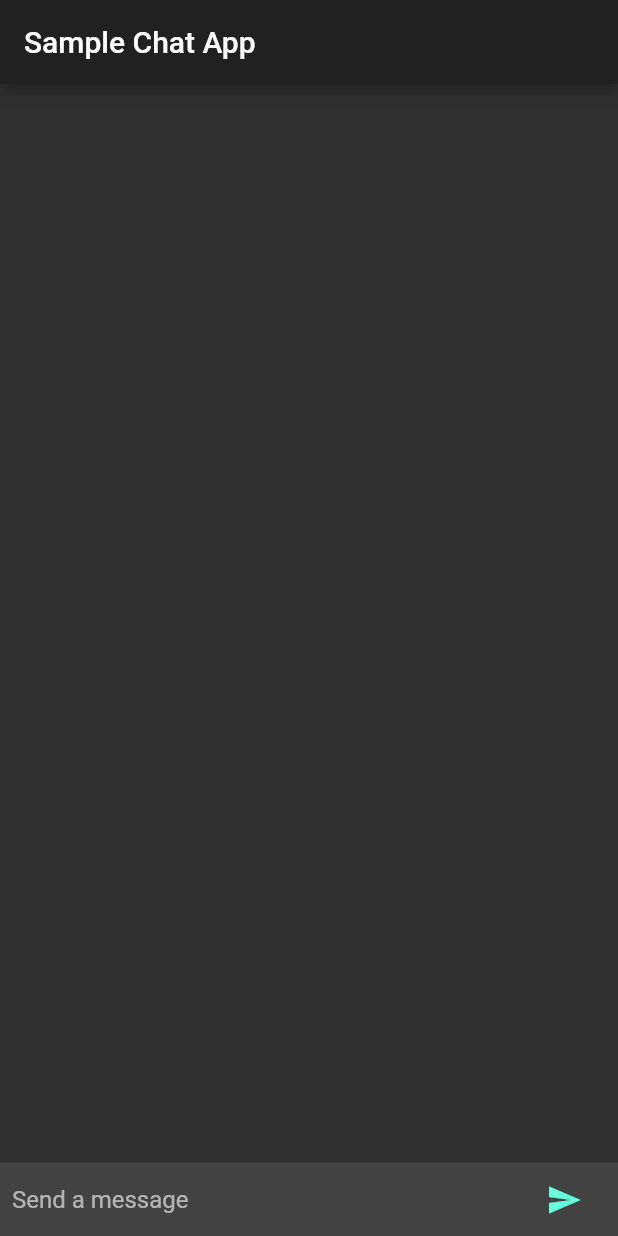
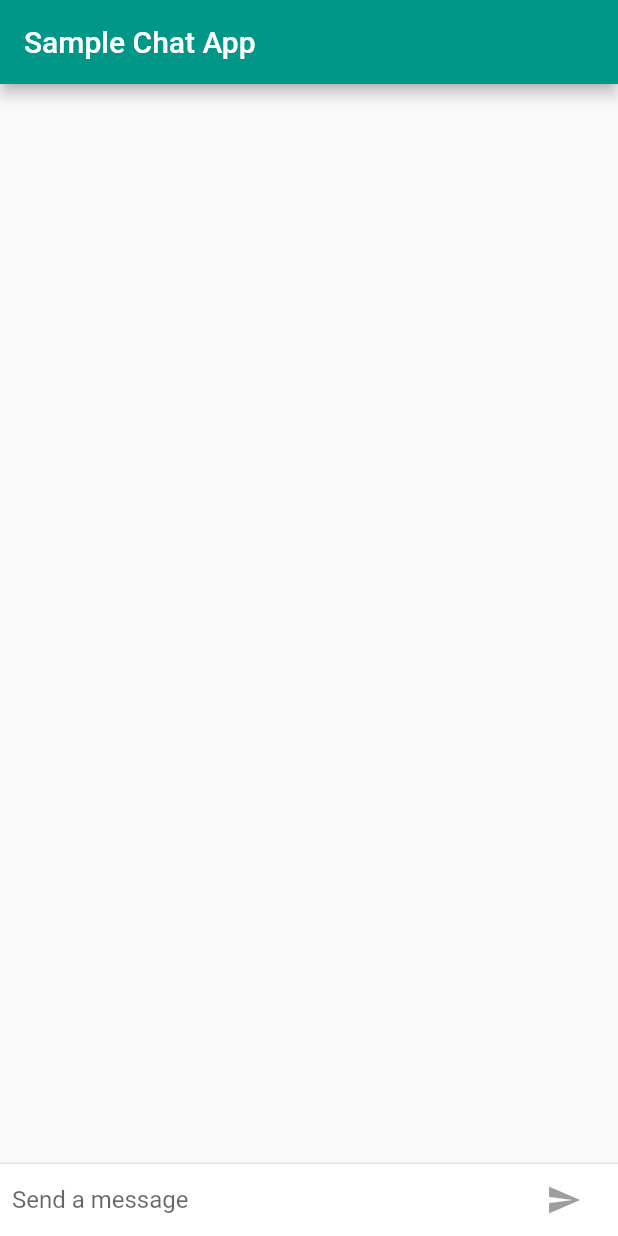
Before and after one commit to milanvadher/fluuter_chat_app, a Flutter app: the screen it shows after launch, on a phone screen of 412 x 824 dp. Run offline on Flutter 3.47's test engine with Material 2 defaults, Android fonts, the phone set to English and light mode, and no system bars.

Commit message:
add plateform specific theme

```diff
--- a/lib/main.dart
+++ b/lib/main.dart
@@ -1,4 +1,6 @@
 import 'package:flutter/material.dart';
+import 'package:flutter/foundation.dart';
+import 'package:flutter/cupertino.dart';
 
 void main() => runApp(new SampleChatApp());
 
@@ -8,7 +10,9 @@ class SampleChatApp extends StatelessWidget {
   @override
   Widget build(BuildContext context) {
     return new MaterialApp(
-      theme: ThemeData.dark(),
+      theme: defaultTargetPlatform == TargetPlatform.iOS
+          ? kIOSTheme
+          : kDefaultTheme,
       title: 'SampleChatApp',
       home: new ChatScreen(),
     );
@@ -19,9 +23,21 @@ class ChatScreen extends StatefulWidget {
   State createState() => new ChatScreenState();
 }
 
+final ThemeData kIOSTheme = new ThemeData(
+  primarySwatch: Colors.orange,
+  primaryColor: Colors.grey[100],
+  primaryColorBrightness: Brightness.light,
+);
+
+final ThemeData kDefaultTheme = new ThemeData(
+  primarySwatch: Colors.teal,
+  accentColor: Colors.orangeAccent[400],
+);
+
 class ChatScreenState extends State<ChatScreen> with TickerProviderStateMixin {
   final List<ChatMessage> _messages = <ChatMessage>[];
   final TextEditingController _textController = new TextEditingController();
+  bool _isComposing = false;
 
   @override
   void dispose() {
@@ -40,6 +56,11 @@ class ChatScreenState extends State<ChatScreen> with TickerProviderStateMixin {
             new Flexible(
               child: new TextField(
                 controller: _textController,
+                onChanged: (String text) {
+                  setState(() {
+                    _isComposing = text.length > 0;
+                  });
+                },
                 onSubmitted: _handleSubmitted,
                 decoration:
                     new InputDecoration.collapsed(hintText: "Send a message"),
@@ -47,9 +68,19 @@ class ChatScreenState extends State<ChatScreen> with TickerProviderStateMixin {
             ),
             new Container(
               margin: new EdgeInsets.symmetric(horizontal: 4.0),
-              child: new IconButton(
+              child: Theme.of(context).platform == TargetPlatform.iOS
+                  ? new CupertinoButton(
+                      child: new Text("Send"),
+                      onPressed: _isComposing
+                          ? () => _handleSubmitted(_textController.text)
+                          : null,
+                    )
+                  : new IconButton(
                       icon: new Icon(Icons.send),
-                  onPressed: () => _handleSubmitted(_textController.text)),
+                      onPressed: _isComposing
+                          ? () => _handleSubmitted(_textController.text)
+                          : null,
+                    ),
             ),
           ],
         ),
@@ -59,6 +90,9 @@ class ChatScreenState extends State<ChatScreen> with TickerProviderStateMixin {
 
   void _handleSubmitted(String text) {
     _textController.clear();
+    setState(() {
+      _isComposing = false;
+    });
     ChatMessage message = new ChatMessage(
       text: text,
       animationController: new AnimationController(
@@ -77,8 +111,10 @@ class ChatScreenState extends State<ChatScreen> with TickerProviderStateMixin {
     return new Scaffold(
       appBar: AppBar(
         title: Text('Sample Chat App'),
+        elevation: Theme.of(context).platform == TargetPlatform.iOS ? 0.0 : 4.0,
       ),
-      body: new Column(
+      body: new Container(
+          child: new Column(
             children: <Widget>[
               new Flexible(
                 child: new ListView.builder(
@@ -90,11 +126,19 @@ class ChatScreenState extends State<ChatScreen> with TickerProviderStateMixin {
               ),
               new Divider(height: 1.0),
               new Container(
-            decoration: new BoxDecoration(color: Theme.of(context).cardColor),
+                decoration:
+                    new BoxDecoration(color: Theme.of(context).cardColor),
                 child: _buildTextComposer(),
               ),
             ],
           ),
+          decoration: Theme.of(context).platform == TargetPlatform.iOS
+              ? new BoxDecoration(
+                  border: new Border(
+                    top: new BorderSide(color: Colors.grey[200]),
+                  ),
+                )
+              : null),
     );
   }
 }
@@ -118,7 +162,8 @@ class ChatMessage extends StatelessWidget {
                 margin: const EdgeInsets.only(right: 16.0),
                 child: new CircleAvatar(child: new Text(_name[0])),
               ),
-              new Column(
+              new Expanded(
+                  child: Column(
                 crossAxisAlignment: CrossAxisAlignment.start,
                 children: <Widget>[
                   new Text(_name, style: Theme.of(context).textTheme.subhead),
@@ -127,7 +172,7 @@ class ChatMessage extends StatelessWidget {
                     child: new Text(text),
                   ),
                 ],
-              ),
+              )),
             ],
           ),
         ));
```
Lines whose indentation alone changed are shown as unchanged.
